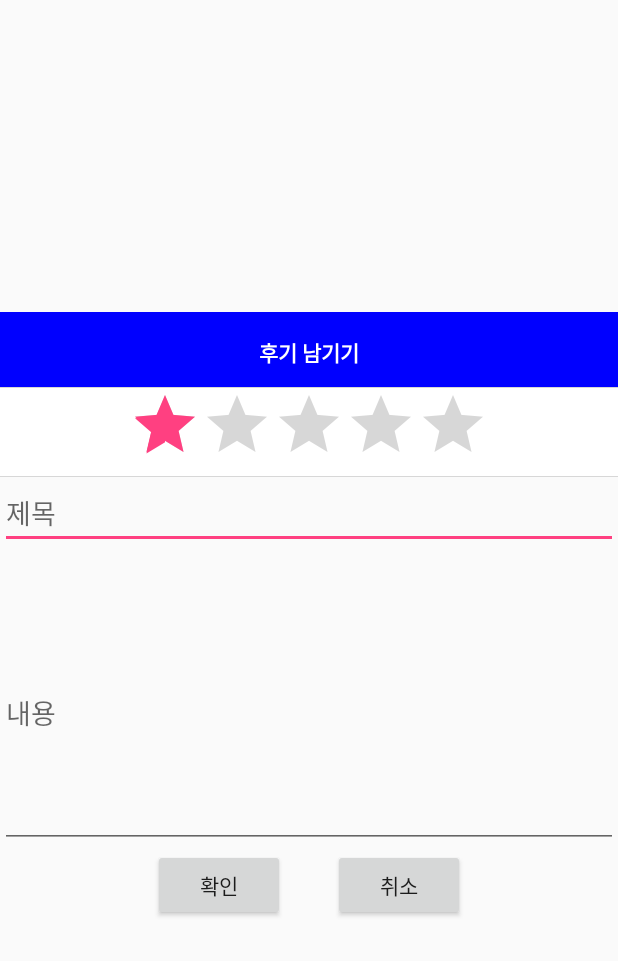
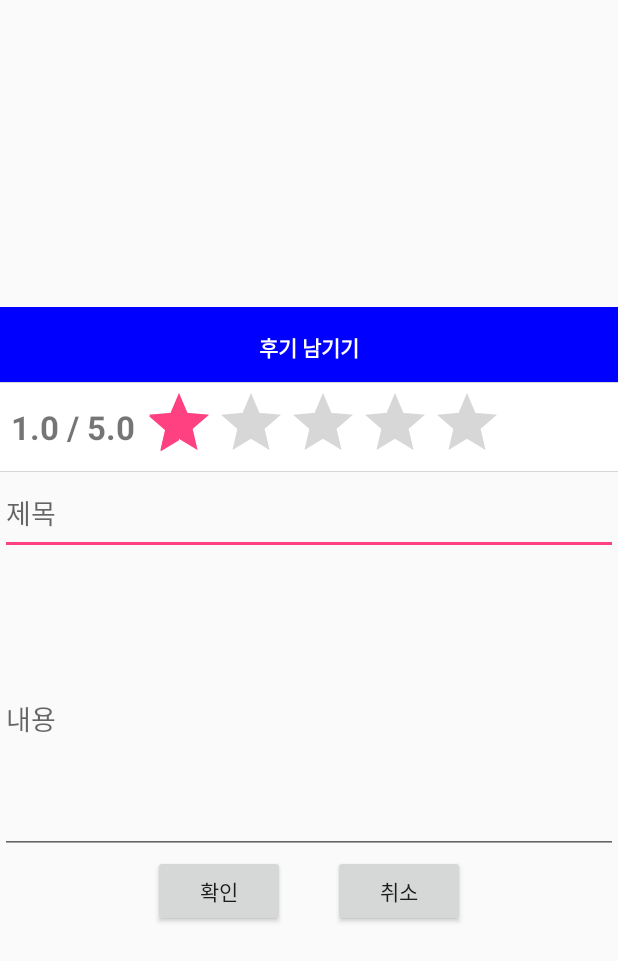
Before and after one commit to junbrother93/Seomuk, an Android app: the layout activity_popup_review.xml on its own in the app's theme, with its tools: preview values and no code run, on a phone screen of 412 x 824 dp. Shown: the top 961 px of the screen. Run offline under Robolectric (Android 15) with nearby library versions, the phone set to English and light mode, and no system bars; network calls fail; Roboto replaces fonts that are not available here.

Commit message:
리뷰 평점

```diff
--- a/app/src/main/res/layout/activity_popup_review.xml
+++ b/app/src/main/res/layout/activity_popup_review.xml
@@ -32,20 +32,45 @@
 
 
 
-    <FrameLayout
+    <LinearLayout
         android:layout_width="match_parent"
         android:layout_height="60dp"
+        android:orientation="horizontal"
+        android:layout_gravity="center"
         android:background="@drawable/border">
+
+        <TextView
+            android:id="@+id/Value"
+            android:layout_width="wrap_content"
+            android:layout_height="match_parent"
+            android:textStyle="bold"
+            android:textSize="10pt"
+            android:textAlignment="center"
+            android:paddingTop="15dp"
+            android:layout_marginLeft="7dp"
+            android:text="1.0 "/>
+
+        <TextView
+            android:id="@+id/textView13"
+            android:layout_width="wrap_content"
+            android:layout_height="match_parent"
+            android:textStyle="bold"
+            android:textSize="10pt"
+            android:paddingTop="15dp"
+            android:textAlignment="center"
+            android:text="/ 5.0 " />
 
         <RatingBar
             android:id="@+id/ratingBar"
             android:layout_width="wrap_content"
-            android:layout_height="wrap_content"
+            android:layout_height="match_parent"
             android:layout_gravity="center"
+            android:paddingTop="3dp"
+            android:isIndicator="false"
             android:numStars="5"
             android:rating="1"
             android:stepSize="1"/>
-    </FrameLayout>
+    </LinearLayout>
 
     <LinearLayout
         android:layout_width="match_parent"
@@ -55,9 +80,9 @@
         <EditText
             android:id="@+id/ReviewTitle"
             android:layout_width="match_parent"
-            android:layout_height="wrap_content"
+            android:layout_height="55dp"
             android:layout_weight="1"
-            android:ems="10"
+
             android:inputType="textPersonName"
             android:hint="제목"/>
 
```
Also changed, not shown: app/src/main/java/com/example/junhyeong/myapplication/Review/Review_write_Activity.java (+25 -1 lines).
